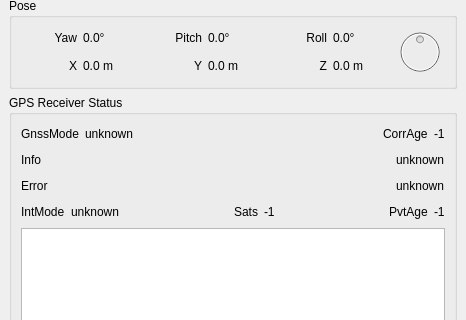
wpfhtl/octocopter, file basestation/controlwidget.ui: the form before one commit; both pictures show x 0 to 466 and y 120 to 440 of the 466 by 905 pixel window.
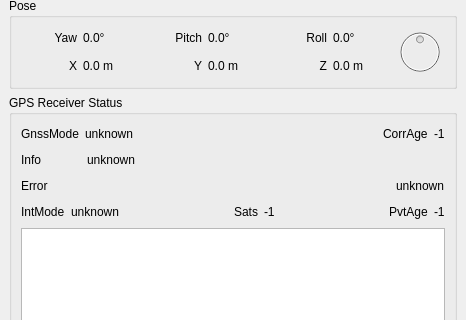
The form after the commit.

Patch:
```diff
--- a/basestation/controlwidget.ui
+++ b/basestation/controlwidget.ui
@@ -6,7 +6,7 @@
    <rect>
     <x>0</x>
     <y>0</y>
-    <width>263</width>
+    <width>331</width>
     <height>905</height>
    </rect>
   </property>
@@ -370,6 +370,9 @@
            <property name="orientation">
             <enum>Qt::Horizontal</enum>
            </property>
+           <property name="sizeType">
+            <enum>QSizePolicy::Preferred</enum>
+           </property>
            <property name="sizeHint" stdset="0">
             <size>
              <width>40</width>
@@ -380,6 +383,12 @@
          </item>
          <item>
           <widget class="QLabel" name="mLabelGpsInfo">
+           <property name="sizePolicy">
+            <sizepolicy hsizetype="MinimumExpanding" vsizetype="Preferred">
+             <horstretch>0</horstretch>
+             <verstretch>0</verstretch>
+            </sizepolicy>
+           </property>
            <property name="text">
             <string>unknown</string>
            </property>
```
